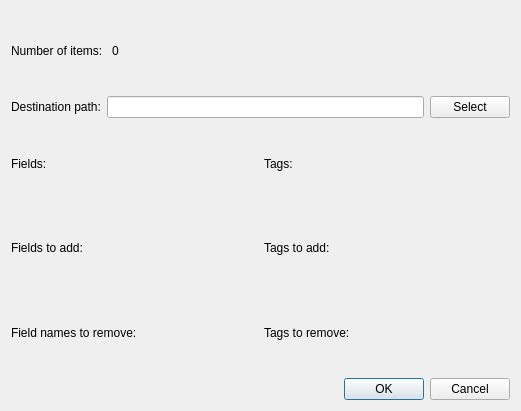
Above: ui/itemsdialog.ui from vlkv/reggata before the change. Below: the same form after it.
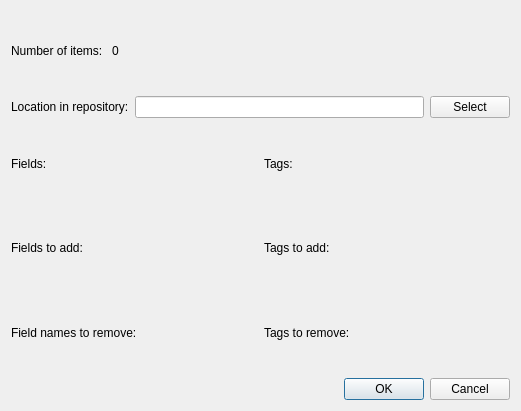
That is the form after the change.

Commit message: Refactoring: ItemsDialog: some renamings in *.ui

```diff
--- a/ui/itemsdialog.ui
+++ b/ui/itemsdialog.ui
@@ -47,9 +47,9 @@
    <item>
     <layout class="QHBoxLayout" name="horizontalLayout_5" >
      <item>
-      <widget class="QLabel" name="label_8" >
-       <property name="text" >
-        <string>Destination path:</string>
+      <widget class="QLabel" name="label_8">
+       <property name="text">
+        <string>Location in repository:</string>
        </property>
       </widget>
      </item>
```
Left out of the diff: 95 changed lines with no effect on the pictures. The commit also changes 2 other files.
